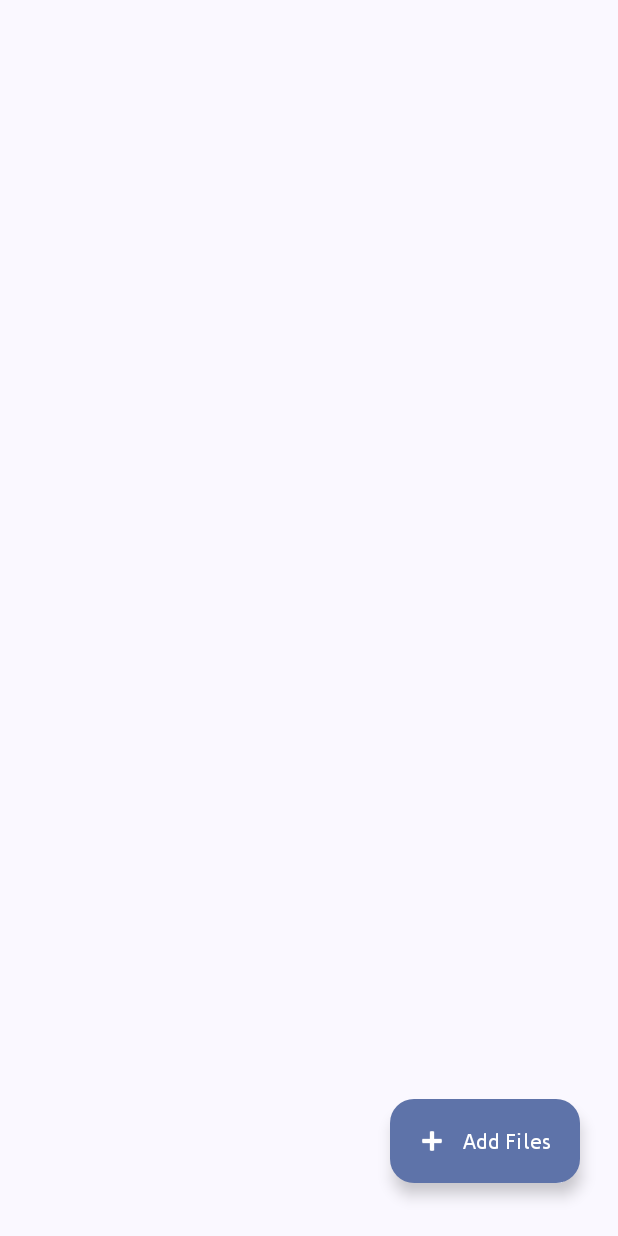
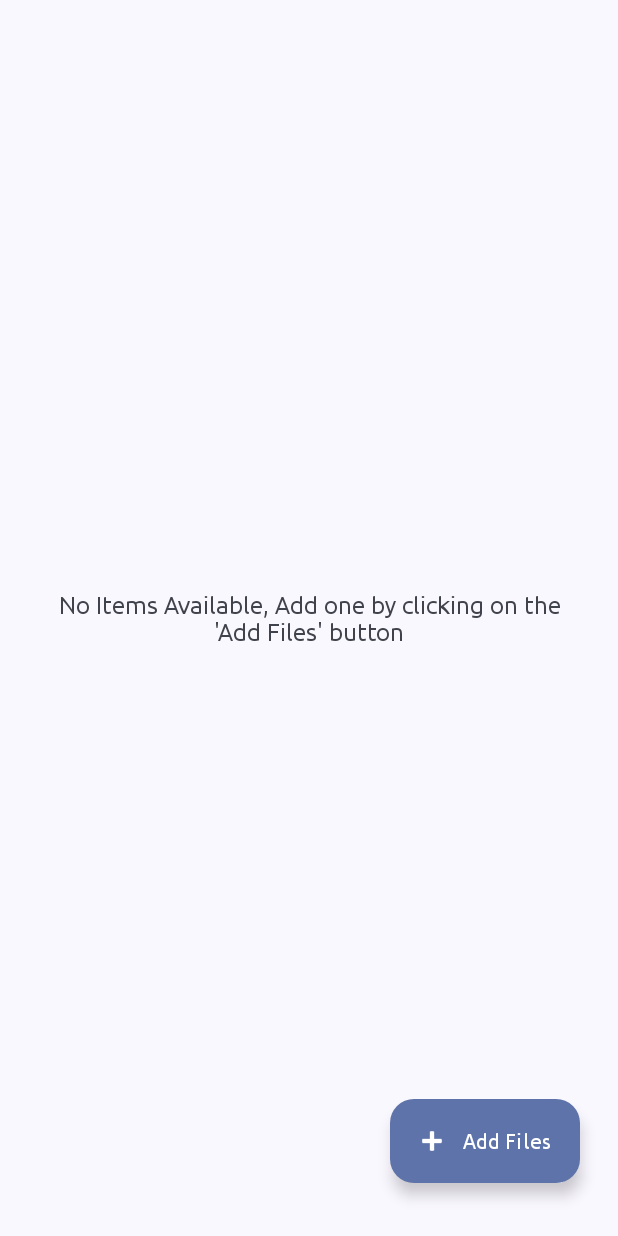
Before and after one commit to Binondi/Calculator-Hide-Files, an Android app: the DocumentsActivity screen opened directly, with no data from a screen before it, on a phone screen of 412 x 824 dp. Run offline under Robolectric (Android 15) with nearby library versions, the phone set to English and light mode, and no system bars; 1 statement that could not run was skipped.

Commit message:
Bug Fixes, Added Empty item message.

```diff
--- a/app/src/main/java/devs/org/calculator/activities/AudioGalleryActivity.kt
+++ b/app/src/main/java/devs/org/calculator/activities/AudioGalleryActivity.kt
@@ -7,6 +7,7 @@ import android.widget.Toast
 import androidx.activity.result.ActivityResultLauncher
 import androidx.activity.result.contract.ActivityResultContracts
 import androidx.lifecycle.lifecycleScope
+import devs.org.calculator.R
 import devs.org.calculator.callbacks.FileProcessCallback
 import devs.org.calculator.utils.FileManager
 import kotlinx.coroutines.launch
@@ -43,7 +44,7 @@ class AudioGalleryActivity : BaseGalleryActivity(), FileProcessCallback {
                             ).processMultipleFiles(uriList, fileType, this@AudioGalleryActivity)
                         }
                     } else {
-                        Toast.makeText(this, "No files selected", Toast.LENGTH_SHORT).show()
+                        Toast.makeText(this, getString(R.string.no_files_selected), Toast.LENGTH_SHORT).show()
                     }
                 }
             }
@@ -52,7 +53,7 @@ class AudioGalleryActivity : BaseGalleryActivity(), FileProcessCallback {
     override fun onFilesProcessedSuccessfully(copiedFiles: List<File>) {
         Toast.makeText(
             this@AudioGalleryActivity,
-            "${copiedFiles.size} Audios hidden successfully",
+            "${copiedFiles.size} ${getString(R.string.audio_hidded_successfully)} ",
             Toast.LENGTH_SHORT
         ).show()
         loadFiles()
--- a/app/src/main/java/devs/org/calculator/activities/BaseGalleryActivity.kt
+++ b/app/src/main/java/devs/org/calculator/activities/BaseGalleryActivity.kt
@@ -1,6 +1,7 @@
 package devs.org.calculator.activities
 
 import android.Manifest
+import android.annotation.SuppressLint
 import android.content.Intent
 import android.content.pm.PackageManager
 import android.net.Uri
@@ -8,6 +9,7 @@ import android.os.Build
 import android.os.Bundle
 import android.os.Environment
 import android.provider.Settings
+import android.view.View
 import androidx.activity.result.ActivityResultLauncher
 import androidx.activity.result.IntentSenderRequest
 import androidx.activity.result.contract.ActivityResultContracts
@@ -39,6 +41,7 @@ abstract class BaseGalleryActivity : AppCompatActivity() {
 
     abstract val fileType: FileManager.FileType
 
+    @SuppressLint("SetTextI18n")
     override fun onCreate(savedInstanceState: Bundle?) {
         super.onCreate(savedInstanceState)
         setupIntentSenderLauncher()
@@ -47,18 +50,27 @@ abstract class BaseGalleryActivity : AppCompatActivity() {
 
         fileManager = FileManager(this, this)
 
-        binding.fabAdd.text = when(fileType){
+        when(fileType){
             FileManager.FileType.IMAGE -> {
-                getString(R.string.add_image)
+                val image = getString(R.string.add_image)
+                binding.fabAdd.text = image
+                binding.noItemsTxt.text = "${getString(R.string.no_items_available_add_one_by_clicking_on_the_plus_button)} '$image' button"
             }
             FileManager.FileType.AUDIO -> {
-                getString(R.string.add_audio)
+                val text =  getString(R.string.add_audio)
+                binding.fabAdd.text = text
+                binding.noItemsTxt.text = "${getString(R.string.no_items_available_add_one_by_clicking_on_the_plus_button)} '$text' button"
+
             }
             FileManager.FileType.VIDEO -> {
-                getString(R.string.add_video)
+                val text = getString(R.string.add_video)
+                binding.fabAdd.text = text
+                binding.noItemsTxt.text = "${getString(R.string.no_items_available_add_one_by_clicking_on_the_plus_button)} '$text' button"
             }
             FileManager.FileType.DOCUMENT -> {
-                getString(R.string.add_files)
+                val text = getString(R.string.add_files)
+                binding.fabAdd.text = text
+                binding.noItemsTxt.text = "${getString(R.string.no_items_available_add_one_by_clicking_on_the_plus_button)} '$text' button"
             }
         }
         binding.recyclerView.setOnScrollChangeListener { _, _, scrollY, _, oldScrollY ->
@@ -116,6 +128,15 @@ abstract class BaseGalleryActivity : AppCompatActivity() {
     protected open fun loadFiles() {
         files = fileManager.getFilesInHiddenDir(fileType)
         adapter.submitList(files)
+        if (files.isEmpty()){
+            binding.recyclerView.visibility = View.GONE
+            binding.loading.visibility = View.GONE
+            binding.noItems.visibility = View.VISIBLE
+        }else{
+            binding.recyclerView.visibility = View.VISIBLE
+            binding.loading.visibility = View.GONE
+            binding.noItems.visibility = View.GONE
+        }
     }
 
     override fun onResume() {
--- a/app/src/main/java/devs/org/calculator/activities/DocumentsActivity.kt
+++ b/app/src/main/java/devs/org/calculator/activities/DocumentsActivity.kt
@@ -47,8 +47,8 @@ class DocumentsActivity : BaseGalleryActivity(), FileProcessCallback {
     }
 
     override fun onFilesProcessedSuccessfully(copiedFiles: List<File>) {
-        Toast.makeText(this@DocumentsActivity,copiedFiles.size.toString() +
-            getString(R.string.documents_hidden_successfully ), Toast.LENGTH_SHORT).show()
+        Toast.makeText(this@DocumentsActivity,"${copiedFiles.size} ${getString(R.string.documents_hidden_successfully )}"
+            , Toast.LENGTH_SHORT).show()
         loadFiles()
     }
 
--- a/app/src/main/java/devs/org/calculator/activities/ImageGalleryActivity.kt
+++ b/app/src/main/java/devs/org/calculator/activities/ImageGalleryActivity.kt
@@ -66,8 +66,7 @@ class ImageGalleryActivity : BaseGalleryActivity(), FileProcessCallback  {
     }
 
     override fun onFilesProcessedSuccessfully(copiedFiles: List<File>) {
-        Toast.makeText(this@ImageGalleryActivity,  copiedFiles.size.toString() +
-            getString(R.string.images_hidden_successfully), Toast.LENGTH_SHORT).show()
+        Toast.makeText(this@ImageGalleryActivity,  "${copiedFiles.size} ${getString(R.string.images_hidden_successfully)}", Toast.LENGTH_SHORT).show()
         loadFiles()
     }
 
--- a/app/src/main/java/devs/org/calculator/activities/VideoGalleryActivity.kt
+++ b/app/src/main/java/devs/org/calculator/activities/VideoGalleryActivity.kt
@@ -49,8 +49,8 @@ class VideoGalleryActivity : BaseGalleryActivity(), FileProcessCallback {
     }
 
     override fun onFilesProcessedSuccessfully(copiedFiles: List<File>) {
-        Toast.makeText(this@VideoGalleryActivity, copiedFiles.size.toString() +
-            getString(R.string.videos_hidden_successfully), Toast.LENGTH_SHORT).show()
+        Toast.makeText(this@VideoGalleryActivity, "${copiedFiles.size} ${getString(R.string.videos_hidden_successfully)}"
+            , Toast.LENGTH_SHORT).show()
         loadFiles()
     }
 
--- a/app/src/main/java/devs/org/calculator/utils/FileManager.kt
+++ b/app/src/main/java/devs/org/calculator/utils/FileManager.kt
@@ -60,7 +60,7 @@ class FileManager(private val context: Context, private val lifecycleOwner: Life
         }
     }
 
-    fun copyFileToHiddenDir(uri: Uri, type: FileType): File? {
+    private fun copyFileToHiddenDir(uri: Uri, type: FileType): File? {
         return try {
             val contentResolver = context.contentResolver
 
--- a/app/src/main/res/layout/activity_gallery.xml
+++ b/app/src/main/res/layout/activity_gallery.xml
@@ -8,20 +8,41 @@
 
     <androidx.recyclerview.widget.RecyclerView
         android:id="@+id/recyclerView"
+        android:visibility="gone"
         android:layout_width="match_parent"
         android:layout_height="match_parent"
         android:padding="8dp" />
 
-<!--    <com.google.android.material.floatingactionbutton.ExtendedFloatingActionButton-->
-<!--        android:id="@+id/fabAdd"-->
-<!--        android:layout_width="wrap_content"-->
-<!--        android:layout_height="wrap_content"-->
-<!--        android:layout_gravity="bottom|end"-->
-<!--        android:layout_margin="16dp"-->
-<!--        android:contentDescription="Compose"-->
-<!--        android:icon="@drawable/plus"-->
-<!--        android:text="Add File"-->
-<!--        app:elevation="6dp"/>-->
+    <LinearLayout
+        android:id="@+id/loading"
+        android:layout_width="match_parent"
+        android:layout_height="match_parent"
+        android:layout_gravity="center"
+        android:visibility="visible"
+        android:gravity="center"
+        android:orientation="vertical">
+        <ProgressBar
+            android:layout_width="wrap_content"
+            android:layout_height="wrap_content"/>
+    </LinearLayout>
+
+    <LinearLayout
+        android:id="@+id/noItems"
+        android:layout_width="match_parent"
+        android:layout_height="match_parent"
+        android:layout_gravity="center"
+        android:gravity="center"
+        android:visibility="gone"
+        android:orientation="vertical">
+        <TextView
+            android:id="@+id/noItemsTxt"
+            android:layout_width="wrap_content"
+            android:layout_height="wrap_content"
+            android:textSize="16sp"
+            android:gravity="center"
+            android:padding="25dp"
+            android:text="@string/no_items_available_add_one_by_clicking_on_the_plus_button"/>
+    </LinearLayout>
 
     <com.google.android.material.floatingactionbutton.ExtendedFloatingActionButton
         android:id="@+id/fabAdd"
--- a/app/src/main/res/layout/activity_gallery_base.xml
+++ b/app/src/main/res/layout/activity_gallery_base.xml
@@ -11,6 +11,8 @@
         android:layout_height="match_parent"
         android:padding="8dp" />
 
+
+
     <com.google.android.material.floatingactionbutton.FloatingActionButton
         android:id="@+id/fabAdd"
         android:layout_width="60dp"
--- a/app/src/main/res/values/strings.xml
+++ b/app/src/main/res/values/strings.xml
@@ -7,9 +7,9 @@
     <string name="add_files">Add Files</string>
     <string name="failed_to_hide_documents">Failed to hide Documents</string>
     <string name="no_files_selected">No files selected</string>
-    <string name="documents_hidden_successfully">%1$s Documents hidden successfully</string>
+    <string name="documents_hidden_successfully"> Documents hidden successfully</string>
     <string name="failed_to_hide_unhide_photo">Failed to hide/unhide photo</string>
-    <string name="images_hidden_successfully">%1$s Images hidden successfully</string>
+    <string name="images_hidden_successfully"> Images hidden successfully</string>
     <string name="failed_to_hide_images">Failed to hide images</string>
     <string name="storage_permissions_granted">Storage permissions granted</string>
     <string name="storage_permissions_denied">Storage permissions denied</string>
@@ -41,7 +41,7 @@
     <string name="answer_cannot_be_empty">Answer cannot be empty!</string>
     <string name="password_successfully_reset">Password successfully reset.</string>
     <string name="invalid_answer">Invalid answer!</string>
-    <string name="videos_hidden_successfully">%1$s Videos hidden successfully</string>
+    <string name="videos_hidden_successfully"> Videos hidden successfully</string>
     <string name="failed_to_hide_videos">Failed to hide videos</string>
     <string name="image">IMAGE</string>
     <string name="video">VIDEO</string>
@@ -50,5 +50,7 @@
     <string name="no_audio_player_found">No audio player found!</string>
     <string name="no_suitable_app_found_to_open_this_document">No suitable app found to open this document!</string>
     <string name="unknown_file">Unknown File</string>
-    <string name="details">%1$s DETAILS</string>
+    <string name="details"> DETAILS</string>
+    <string name="audio_hidded_successfully">Audios hidden successfully</string>
+    <string name="no_items_available_add_one_by_clicking_on_the_plus_button">No Items Available, Add one by clicking on the</string>
 </resources>
--- a/gradle/libs.versions.toml
+++ b/gradle/libs.versions.toml
@@ -1,5 +1,5 @@
 [versions]
-agp = "8.7.3"
+agp = "8.9.1"
 documentfile = "1.0.1"
 exp4j = "0.4.8"
 glide = "4.16.0"
```
Also changed, not shown: gradle/wrapper/gradle-wrapper.properties.
